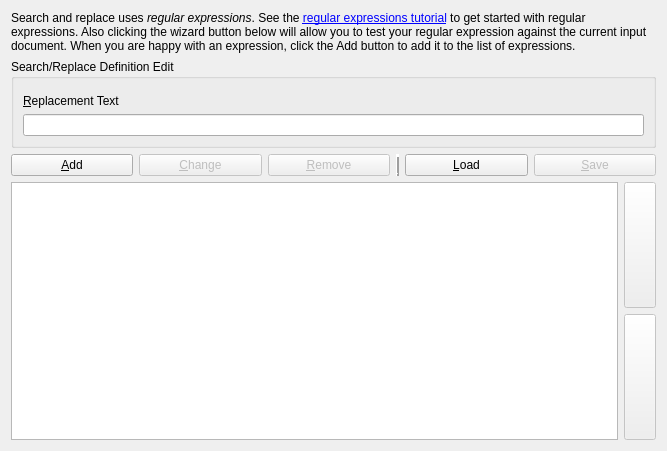
First picture: the form in src/calibre/gui2/convert/search_and_replace.ui, repository debian-calibre/calibre, before the edit.
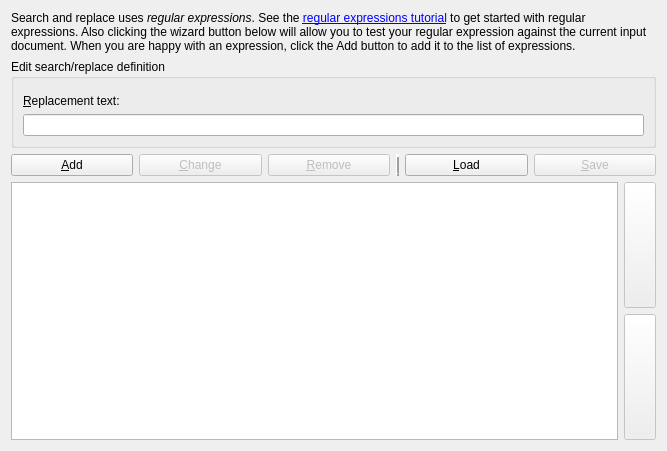
Second picture: the form after the edit. Icons and pictures are not drawn. Custom widgets are drawn as their Qt base class.

```diff
--- a/src/calibre/gui2/convert/search_and_replace.ui
+++ b/src/calibre/gui2/convert/search_and_replace.ui
@@ -32,7 +32,7 @@
       </sizepolicy>
      </property>
      <property name="title">
-      <string>Search/Replace Definition Edit</string>
+      <string>Edit search/replace definition</string>
      </property>
      <layout class="QGridLayout" name="gridLayout_2">
       <property name="sizeConstraint">
@@ -57,7 +57,7 @@
          </sizepolicy>
         </property>
         <property name="text">
-         <string>&amp;Replacement Text</string>
+         <string>&amp;Replacement text:</string>
         </property>
         <property name="buddy">
          <cstring>sr_replace</cstring>
```
